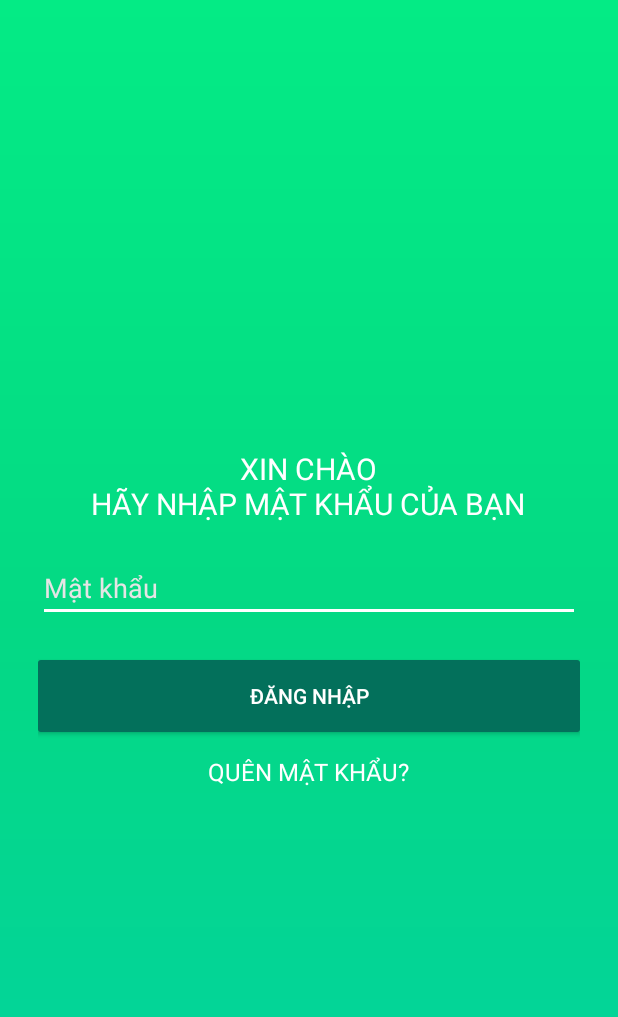
After one commit to srinnix1395/RealEstate1012, an Android app: the layout fragment_login_password.xml on its own in the app's theme, with its tools: preview values and no code run, on a phone screen of 412 x 824 dp. The commit adds this screen. Shown: the top 1017 px of the screen. Run offline under Robolectric (Android 15) with nearby library versions, the phone set to English and light mode, and no system bars.

Commit message:
login_activity_layout

```diff
--- a/app/build.gradle
+++ b/app/build.gradle
@@ -30,4 +30,5 @@ dependencies {
     compile 'com.jakewharton:butterknife:8.2.1'
     apt 'com.jakewharton:butterknife-compiler:8.2.1'
     compile 'com.github.bumptech.glide:glide:3.7.0'
+    compile 'com.facebook.android:facebook-android-sdk:[4,5)'
 }
--- /dev/null
+++ b/app/src/main/res/drawable/background_button_facebook.xml
@@ -0,0 +1,5 @@
+<?xml version="1.0" encoding="utf-8"?>
+<shape xmlns:android="http://schemas.android.com/apk/res/android">
+    <solid android:color="@color/colorFacebook" />
+    <corners android:radius="4dp" />
+</shape>
--- /dev/null
+++ b/app/src/main/res/drawable/background_button_google.xml
@@ -0,0 +1,5 @@
+<?xml version="1.0" encoding="utf-8"?>
+<shape xmlns:android="http://schemas.android.com/apk/res/android">
+    <solid android:color="@android:color/white" />
+    <corners android:radius="4dp" />
+</shape>
--- /dev/null
+++ b/app/src/main/res/drawable/background_button_submit.xml
@@ -0,0 +1,5 @@
+<?xml version="1.0" encoding="utf-8"?>
+<shape xmlns:android="http://schemas.android.com/apk/res/android">
+    <solid android:color="@color/colorDarkGreen" />
+    <corners android:radius="2dp" />
+</shape>
--- /dev/null
+++ b/app/src/main/res/drawable/background_login_activity.xml
@@ -0,0 +1,8 @@
+<?xml version="1.0" encoding="utf-8"?>
+<shape xmlns:android="http://schemas.android.com/apk/res/android">
+    <gradient
+        android:angle="270"
+        android:centerColor="@color/centerColor"
+        android:endColor="@color/endColor"
+        android:startColor="@color/startColor" />
+</shape>
--- /dev/null
+++ b/app/src/main/res/layout/fragment_login_password.xml
@@ -0,0 +1,50 @@
+<?xml version="1.0" encoding="utf-8"?>
+<LinearLayout xmlns:android="http://schemas.android.com/apk/res/android"
+    android:layout_width="match_parent"
+    android:layout_height="match_parent"
+    android:background="@drawable/background_login_activity"
+    android:gravity="center"
+    android:orientation="vertical"
+    android:paddingEnd="@dimen/paddingActivityLogin"
+    android:paddingStart="@dimen/paddingActivityLogin">
+
+    <TextView
+        style="?android:attr/textAppearanceLarge"
+        android:layout_width="wrap_content"
+        android:layout_height="wrap_content"
+        android:gravity="center"
+        android:text="@string/enterYourPassword"
+        android:textAllCaps="true"
+        android:textColor="@android:color/white"
+        android:textSize="20sp" />
+
+    <EditText
+        android:id="@+id/etPassword"
+        android:layout_width="match_parent"
+        android:layout_height="wrap_content"
+        android:layout_marginBottom="25dp"
+        android:layout_marginTop="20dp"
+        android:hint="@string/password"
+        android:inputType="textPassword"
+        android:textColor="@android:color/white"
+        android:textColorHint="@color/colorGray"
+        android:theme="@style/Theme.App.Base" />
+
+    <Button
+        android:id="@+id/btnSubmit"
+        android:layout_width="match_parent"
+        android:layout_height="wrap_content"
+        android:layout_marginBottom="15dp"
+        android:background="@drawable/background_button_submit"
+        android:text="@string/login"
+        android:textColor="@android:color/white" />
+
+    <TextView
+        style="?android:attr/textAppearanceMedium"
+        android:layout_width="wrap_content"
+        android:layout_height="wrap_content"
+        android:text="@string/forgotPassword"
+        android:textAllCaps="true"
+        android:textColor="@android:color/white"
+        android:textSize="16sp" />
+</LinearLayout>
--- a/app/src/main/res/values/colors.xml
+++ b/app/src/main/res/values/colors.xml
@@ -1,6 +1,16 @@
 <?xml version="1.0" encoding="utf-8"?>
 <resources>
     <color name="colorPrimary">#3F51B5</color>
-    <color name="colorPrimaryDark">#303F9F</color>
+    <color name="colorPrimaryDark">#0e6d4a</color>
     <color name="colorAccent">#FF4081</color>
+
+    <!--color background activity-->
+    <color name="startColor">#04eb85</color>
+    <color name="centerColor">#04d984</color>
+    <color name="endColor">#03d2a2</color>
+    <!--color background activity-->
+
+    <color name="colorDarkGreen">#03705b</color>
+    <color name="colorGray">#e5e5e5</color>
+    <color name="colorFacebook">#3b5998</color>
 </resources>
--- a/app/src/main/res/values/dimens.xml
+++ b/app/src/main/res/values/dimens.xml
@@ -2,4 +2,7 @@
     <!-- Default screen margins, per the Android Design guidelines. -->
     <dimen name="activity_horizontal_margin">16dp</dimen>
     <dimen name="activity_vertical_margin">16dp</dimen>
+    <dimen name="paddingActivityLogin">25dp</dimen>
+
+
 </resources>
--- a/app/src/main/res/values/strings.xml
+++ b/app/src/main/res/values/strings.xml
@@ -1,3 +1,14 @@
 <resources>
     <string name="app_name">RealEstate1012</string>
+
+
+    <string name="facebook_app_id">659512657531017</string>
+    <string name="submit">Tiếp tục</string>
+    <string name="email">Email</string>
+    <string name="termAndPolicy">Điều khoản sử dụng và chính sách riêng tư</string>
+    <string name="login">Đăng nhập</string>
+    <string name="forgotPassword">Quên mật khẩu?</string>
+    <string name="password">Mật khẩu</string>
+    <string name="enterYourPassword">Xin chào\nHãy nhập mật khẩu của bạn</string>
+    <string name="orLoginWith">Hoặc đăng nhập với</string>
 </resources>
--- a/app/src/main/res/values/styles.xml
+++ b/app/src/main/res/values/styles.xml
@@ -1,11 +1,29 @@
 <resources>
 
     <!-- Base application theme. -->
-    <style name="AppTheme" parent="Theme.AppCompat.Light.DarkActionBar">
+    <style name="AppTheme" parent="Theme.AppCompat.Light.NoActionBar">
         <!-- Customize your theme here. -->
         <item name="colorPrimary">@color/colorPrimary</item>
         <item name="colorPrimaryDark">@color/colorPrimaryDark</item>
         <item name="colorAccent">@color/colorAccent</item>
     </style>
 
+
+    <!--edit text login activity style-->
+    <style name="Theme.App.Base" parent="Theme.AppCompat.Light.DarkActionBar">
+        <item name="colorControlNormal">@android:color/white</item>
+        <item name="colorControlActivated">@android:color/white</item>
+        <item name="colorControlHighlight">@android:color/white</item>
+    </style>
+    <!--edit text login activity style-->
+
+    <!--style facebook button-->
+    <style name="FacebookLoginButton">
+        <item name="android:textSize">14sp</item>
+        <item name="android:background">@color/colorFacebook</item>
+        <item name="android:layout_marginTop">10dp</item>
+        <item name="android:layout_marginBottom">10dp</item>
+        <item name="android:layout_gravity">center_horizontal</item>
+    </style>
+    <!--style facebook button-->
 </resources>
--- a/build.gradle
+++ b/build.gradle
@@ -3,6 +3,7 @@
 buildscript {
     repositories {
         jcenter()
+        mavenCentral()
     }
     dependencies {
         classpath 'com.android.tools.build:gradle:2.1.2'
```
Also changed, not shown: app/src/main/AndroidManifest.xml (+9 -0 lines), app/src/main/java/com/qtd/realestate1012/activity/LoginActivity.java (added, +22 -0 lines), app/src/main/res/drawable/ic_facebook.xml (added, +10 -0 lines), app/src/main/res/drawable/ic_google.xml (added, +35 -0 lines), app/src/main/res/layout/activity_main.xml (+0 -8 lines), app/src/main/res/layout/fragment_login_id.xml (added, +90 -0 lines).
